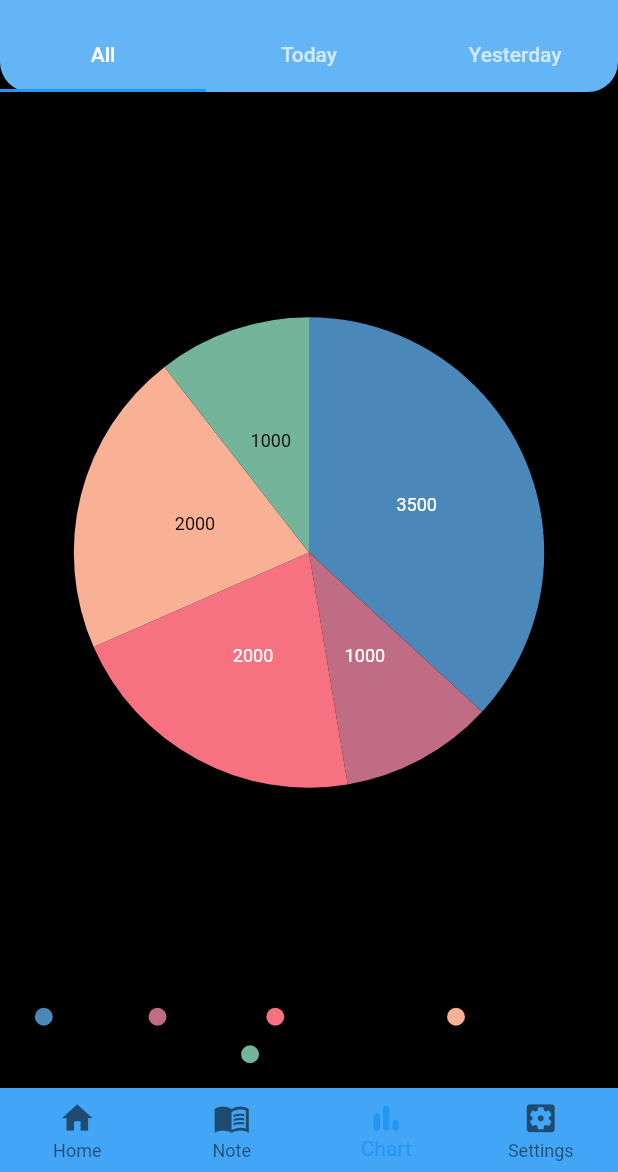
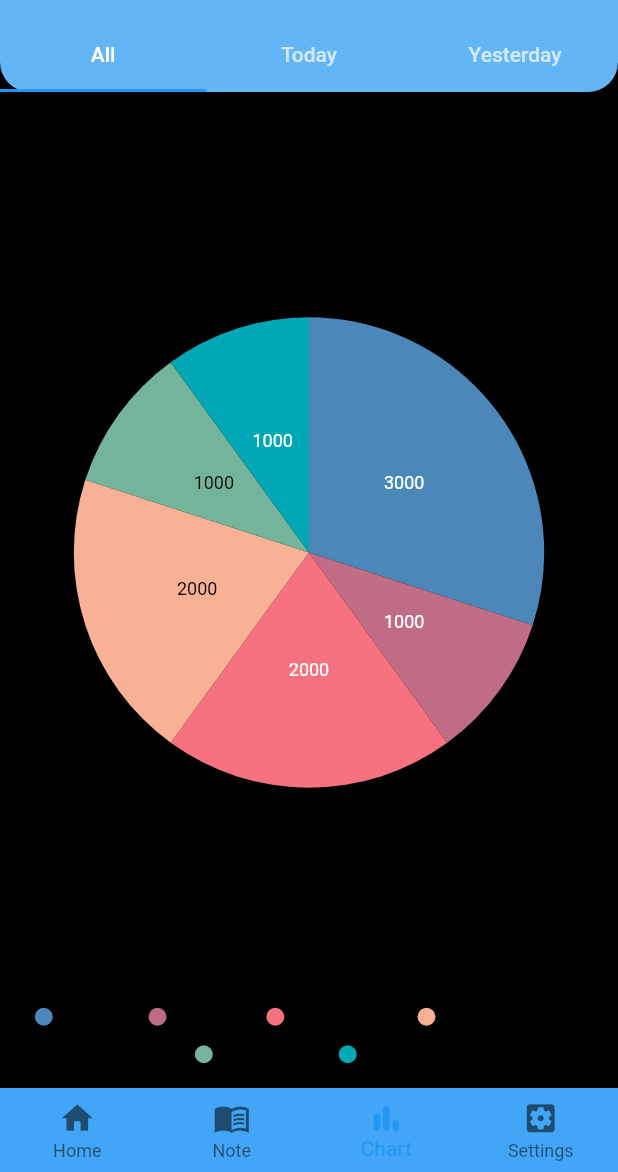
Before and after one commit to Shameem555/RemindYou-Provider, a Flutter app: the screen it shows after launch, item 3 of the bottom bar chosen, on a phone screen of 412 x 824 dp, the part 64-1236 px from its top. Run offline on Flutter 3.47's test engine with Material 2 defaults, Android fonts, the phone set to English and light mode, and no system bars; our stand-ins replace hive, hive_flutter, syncfusion_flutter_charts; missing offline and left inert: one_clock; accounts and stored records are empty.

Commit message:
Add some changes

```diff
--- a/lib/screen/ListScreen.dart
+++ b/lib/screen/ListScreen.dart
@@ -63,6 +63,7 @@ class ListScreenState extends State<ListScreen> {
                       );
                     }
                     return ListView.separated(
+                      reverse: true,
                       itemBuilder: (ctx, index) {
                         final data = eventList[index];
                         return Card(
--- a/lib/screen/homedisplayscreen.dart
+++ b/lib/screen/homedisplayscreen.dart
@@ -53,6 +53,7 @@ class _EventListViewState extends State<EventListView> {
   @override
   Widget build(BuildContext context) {
     return ListView.separated(
+      reverse: true,
       itemBuilder: (ctx, index) {
         final data = widget.eventList[index];
         return Card(
--- a/lib/widgets/screenAll.dart
+++ b/lib/widgets/screenAll.dart
@@ -7,11 +7,12 @@ class ChartScreenAll extends StatelessWidget {
   ChartScreenAll({super.key});
 
   final List<ChartData> chartData = [
-    ChartData('Birthday', 3500),
+    ChartData('Birthday', 3000),
     ChartData('Wedding', 1000),
+    ChartData('Engagement', 2000),
     ChartData('House Warming', 2000),
-    ChartData('Engagement', 2000),
-    ChartData('Inauguration', 1000),
+    ChartData('Anniversary', 1000),
+    ChartData('Others', 1000),
   ];
 
 
```
Also changed, not shown: lib/screen/AddEvent.dart (+6 -20 lines), lib/subscreen/editscreen.dart (+6 -18 lines).
